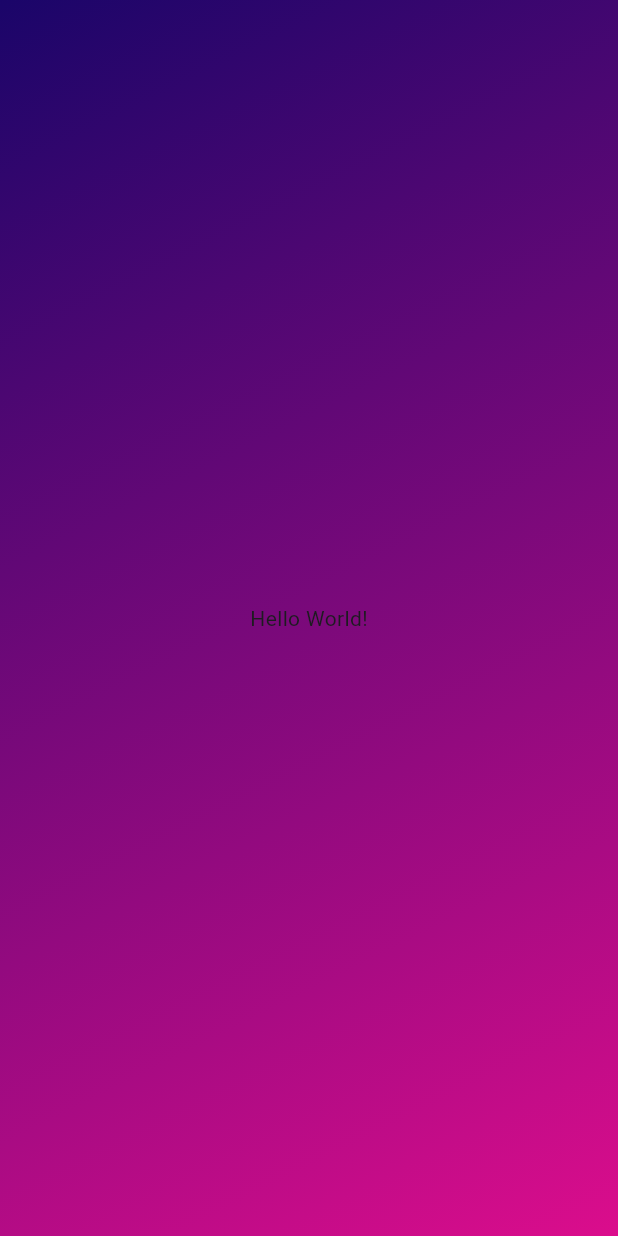
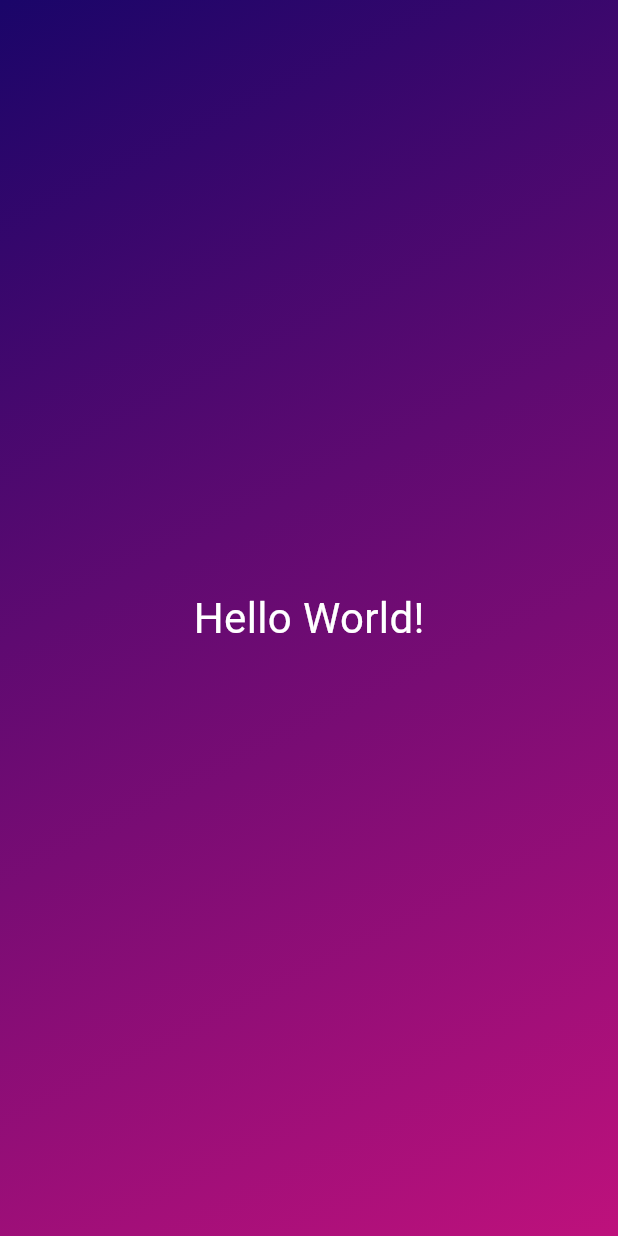
Before and after one commit to raziullah7/Flutter-Zero-to-Zoro, a Flutter app: the screen it shows after launch, on a phone screen of 412 x 824 dp. Run offline on Flutter 3.47's test engine with Material 3 defaults, Android fonts, the light colour scheme and no system bars.

Commit message:
=> added style to Text() using TextStyle() => made 2 custom widgets => made a gradient_container.dart file and added GradientContainer class through it =>  made a styled_text.dart file and added StyledText class through it

```diff
--- /dev/null
+++ b/project_structure/lib/gradient_container.dart
@@ -0,0 +1,32 @@
+import 'package:flutter/material.dart';
+import 'package:project_structure/styled_text.dart';
+
+// creating a class to improve readability and modularity
+class GradientContainer extends StatelessWidget {
+  // create a constructor, have a named parameter "key"
+  // then forward this "key" to the super class "StatelessWidget"
+
+  // const GradientContainer({key}): super(key: key);
+  const GradientContainer({super.key});
+
+  @override
+  Widget build(context) {
+    return Container(
+      decoration: const BoxDecoration(
+        // default direction of gradient is left to right
+        gradient: LinearGradient(
+          colors: [
+            Color.fromARGB(255, 26, 5, 105),
+            Color.fromARGB(255, 190, 17, 124),
+          ],
+          // changing the gradient from left-to-right TO top-to-bottom
+          begin: Alignment.topLeft,
+          end: Alignment.bottomRight,
+        ),
+      ),
+      child: const Center(
+        child: StyledText(),
+      ),
+    );
+  }
+}
--- /dev/null
+++ b/project_structure/lib/styled_text.dart
@@ -0,0 +1,19 @@
+import 'package:flutter/material.dart';
+
+class StyledText extends StatelessWidget {
+  // constructor
+  const StyledText({super.key});
+
+  // build method
+  @override
+  Widget build(context) {
+    return const Text(
+      'Hello World!',
+      // changing font-size and color using TextStyle()
+      style: TextStyle(
+        fontSize: 28,
+        color: Colors.white,
+      ),
+    );
+  }
+}
```
Also changed, not shown: project_structure/lib/main.dart (+3 -20 lines), 1 other file.
